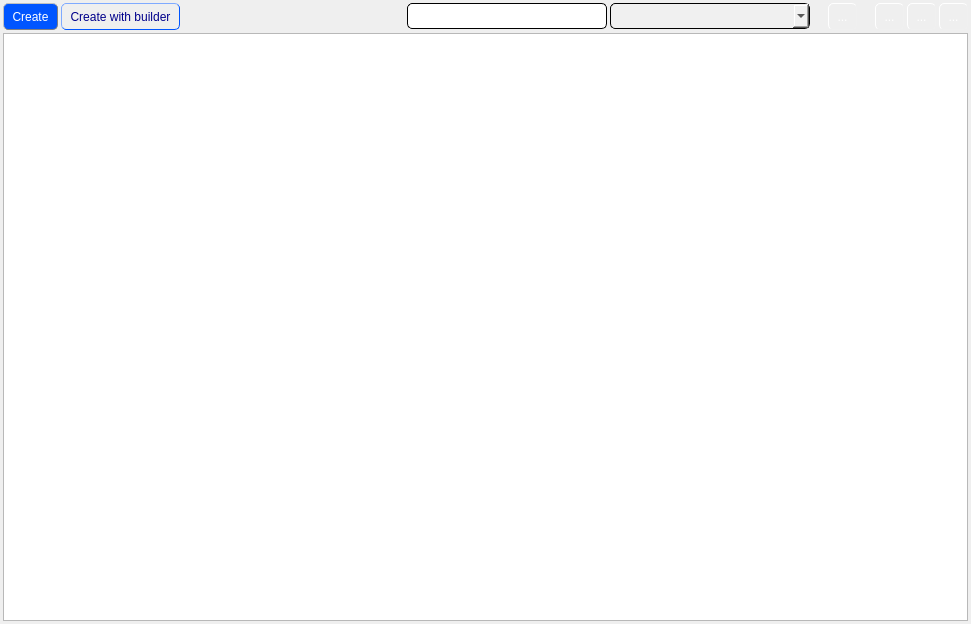
This is Builder/Builder/tableform.ui in Rork96/QtProjects as Qt 5 draws it before an edit. The edited form follows.
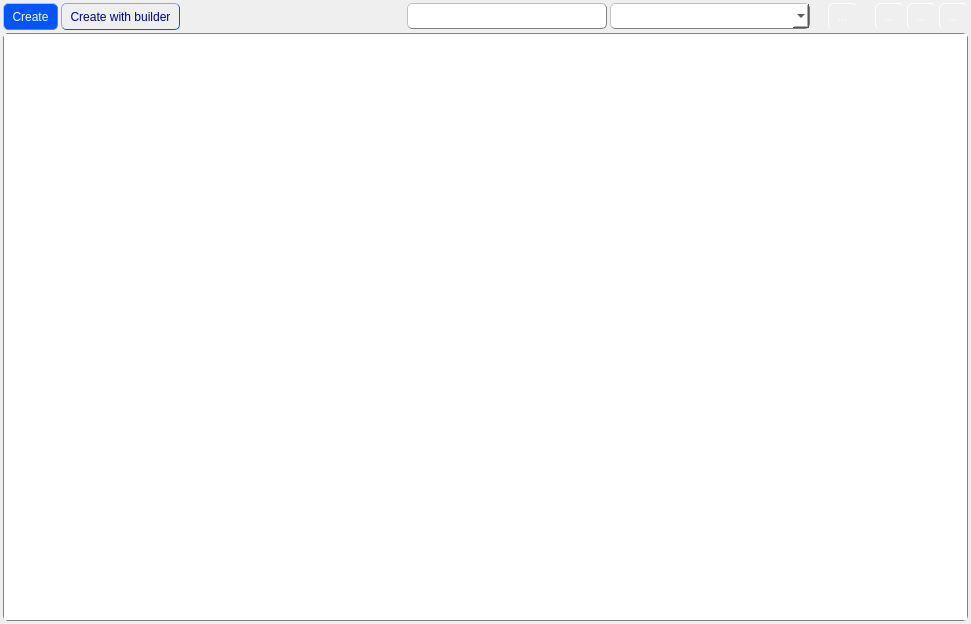
This is the edited form. Icons and pictures are not drawn.

Diff of the .ui file:
```diff
--- a/Builder/Builder/tableform.ui
+++ b/Builder/Builder/tableform.ui
@@ -13,6 +13,31 @@
   <property name="windowTitle">
    <string>Form</string>
   </property>
+  <property name="styleSheet">
+   <string notr="true">QLineEdit {
+               color: black;
+               padding: 4px;
+               border: 1px solid grey; 
+               border-radius: 5px;
+               border-style: outset;
+	           font: 10pt &quot;MS Shell Dlg 2&quot;;
+              }
+QComboBox {
+			   color: black;
+               padding: 4px;
+               border: 1px solid grey; 
+               border-radius: 5px;
+               border-style: outset;
+               font: 9pt &quot;MS Shell Dlg 2&quot;;
+			   background-color: rgb(255, 255, 255);
+              }
+QTableView {
+               color: black;
+               border: 1px solid grey; 
+               border-radius: 5px;
+	           font: 10pt &quot;MS Shell Dlg 2&quot;;
+              }</string>
+  </property>
   <layout class="QGridLayout" name="gridLayout">
    <property name="leftMargin">
     <number>3</number>
@@ -122,15 +147,7 @@
         </size>
        </property>
        <property name="styleSheet">
-        <string notr="true">QLineEdit {
-               color: black;
-               padding: 4px;
-               border: 1px solid black; 
-               border-radius: 5px;
-               border-style: outset;
-               max-width: 120px;
-               font: 9pt &quot;MS Shell Dlg 2&quot;;
-              }</string>
+        <string notr="true"/>
        </property>
        <property name="text">
         <string/>
@@ -146,15 +163,7 @@
         </size>
        </property>
        <property name="styleSheet">
-        <string notr="true">QComboBox {
-			   color: black;
-               padding: 4px;
-               border: 1px solid black; 
-               border-radius: 5px;
-               border-style: outset;
-               font: 9pt &quot;MS Shell Dlg 2&quot;;
-			   background-color: rgb(240, 240, 240);
-              }</string>
+        <string notr="true"/>
        </property>
       </widget>
      </item>
```
